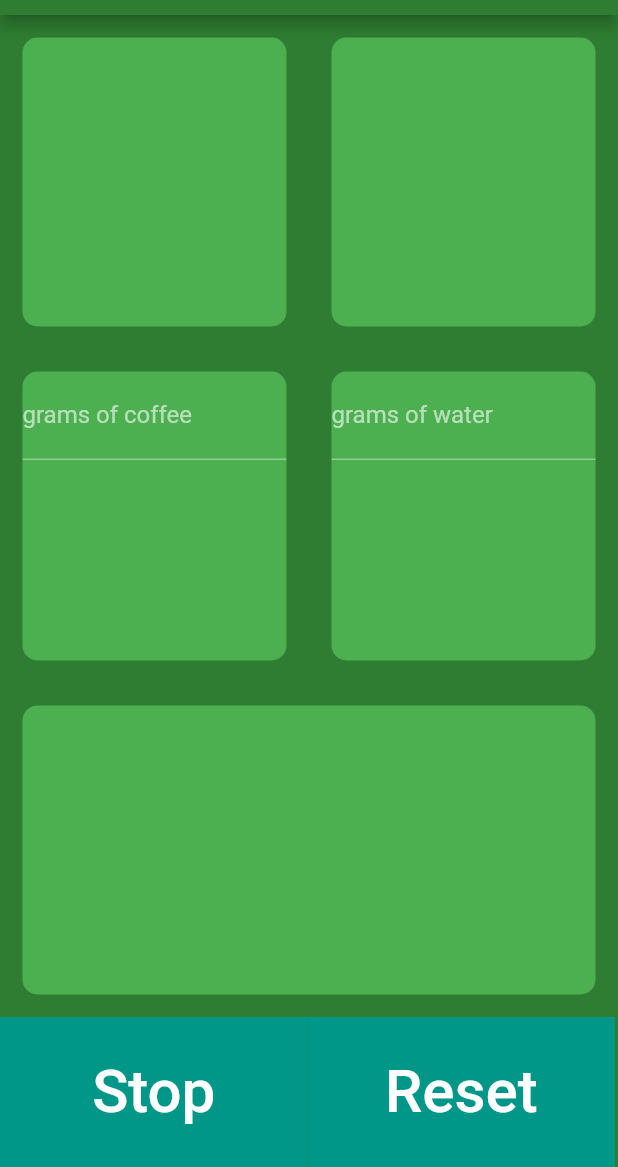
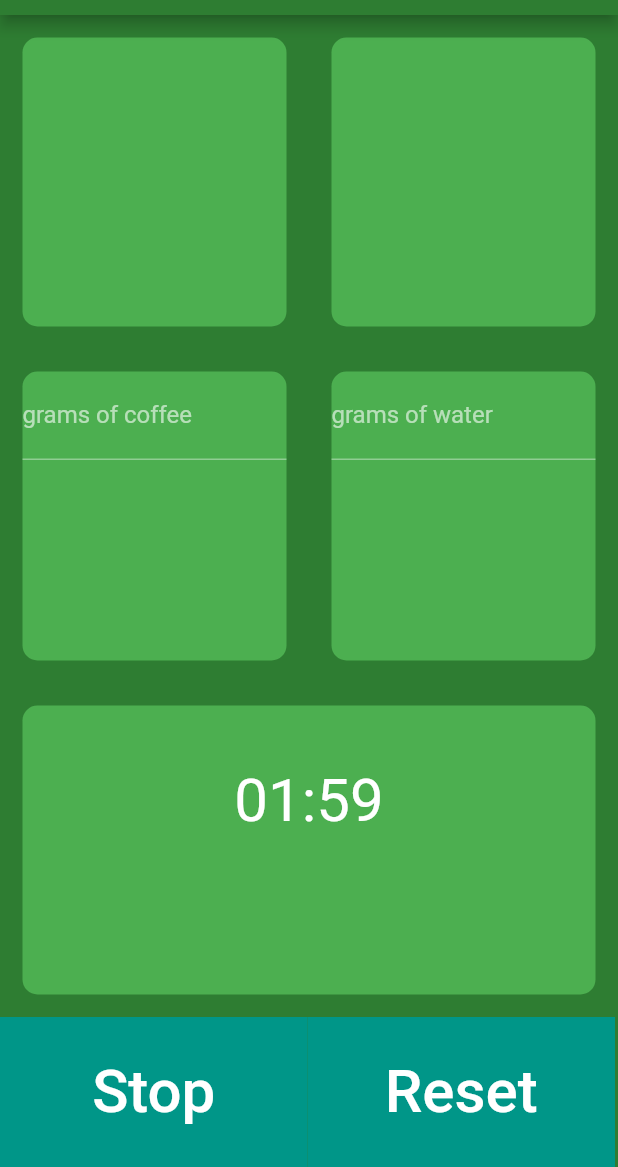
Before and after one commit to jlcamacho-dev/koffeem8, a Flutter app: the screen it shows after launch, after a tap on "Start", on a phone screen of 412 x 824 dp, the part 69-1236 px from its top. Run offline on Flutter 3.47's test engine with Material 2 defaults, Android fonts, the phone set to English and light mode, and no system bars.

Commit message:
added timer functionality, wired Start/Stop & Reset to have appropiate functinonaltiy, added text to timer box with appropiate styling

```diff
--- a/koffeem8_app/lib/InputPage.dart
+++ b/koffeem8_app/lib/InputPage.dart
@@ -1,5 +1,6 @@
 import 'package:flutter/material.dart';
 import 'package:flutter/services.dart';
+import 'dart:async';
 
 class InputPage extends StatefulWidget {
   @override
@@ -16,6 +17,29 @@ class _InputPageState extends State<InputPage> {
   var _txtCoffee = TextEditingController();
   var _txtWater = TextEditingController();
   var _txtTimer = TextEditingController();
+
+  // logic for timer begins here
+  Timer _timer; // timer object
+  int _start = 120; // default time in seconds
+  var _bState = 'Start'; // status for start /time button
+
+  void startTimer({String status = 'nil'}) {
+    const oneSec = const Duration(seconds: 1);
+    _timer = new Timer.periodic(
+      oneSec,
+      (Timer timer) => setState(
+        () {
+          if (_start < 1 || status == 'Stop') {
+            timer.cancel();
+            _bState = 'Start';
+            _start = 120;
+          } else {
+            _start = _start - 1;
+          }
+        },
+      ),
+    );
+  }
 
   @override
   Widget build(BuildContext context) {
@@ -86,7 +110,27 @@ class _InputPageState extends State<InputPage> {
             child: Row(
               children: <Widget>[
                 Expanded(
-                  child: ReusableCard(),
+                  child: ReusableCard(
+                    cardChild: Column(
+                      children: <Widget>[
+                        SizedBox(
+                          height: 40.0,
+                        ),
+                        Container(
+                          child: Align(
+                            alignment: Alignment.bottomCenter,
+                            child: Text(
+                              formatHHMMSS(_start),
+                              style: TextStyle(
+                                fontSize: 40.0,
+                                color: Colors.white,
+                              ),
+                            ),
+                          ),
+                        ),
+                      ],
+                    ),
+                  ),
                 ),
               ],
             ),
@@ -100,10 +144,17 @@ class _InputPageState extends State<InputPage> {
                 child: FlatButton(
                     onPressed: () {
                       setState(() {
-                        _sState = _sState == 'Start' ? 'Stop' : 'Start';
+//                        _sState = _sState == 'Start' ? 'Stop' : 'Start';
+                        if (_bState == 'Start') {
+                          startTimer();
+                          _bState = 'Stop';
+                        } else if (_bState == 'Stop') {
+                          _timer.cancel();
+                          _bState = 'Start';
+                        }
                       });
                     },
-                    child: Text(_sState.toString(),
+                    child: Text(_bState.toString(),
                         style: TextStyle(fontSize: 40.0, color: Colors.white))),
               ),
               Container(
@@ -112,7 +163,11 @@ class _InputPageState extends State<InputPage> {
                 height: 100.0,
                 child: FlatButton(
                     onPressed: () {
-                      print('Reset button pressed!');
+                      setState(() {
+                        _timer.cancel();
+                        _start = 120;
+                        _bState = 'Start';
+                      });
                     },
                     child: Text('Reset',
                         style: TextStyle(fontSize: 40.0, color: Colors.white))),
@@ -144,6 +199,23 @@ class ReusableCard extends StatelessWidget {
   }
 }
 
+// formats seconds into a Hours/Minutes/Seconds string
+String formatHHMMSS(int seconds) {
+  int hours = (seconds / 3600).truncate();
+  seconds = (seconds % 3600).truncate();
+  int minutes = (seconds / 60).truncate();
+
+  String hoursStr = (hours).toString().padLeft(2, '0');
+  String minutesStr = (minutes).toString().padLeft(2, '0');
+  String secondsStr = (seconds % 60).toString().padLeft(2, '0');
+
+  if (hours == 0) {
+    return "$minutesStr:$secondsStr";
+  }
+
+  return "$hoursStr:$minutesStr:$secondsStr";
+}
+
 //Container(
 //color: Colors.teal,
 //margin: EdgeInsets.only(top: 10.0),
```
